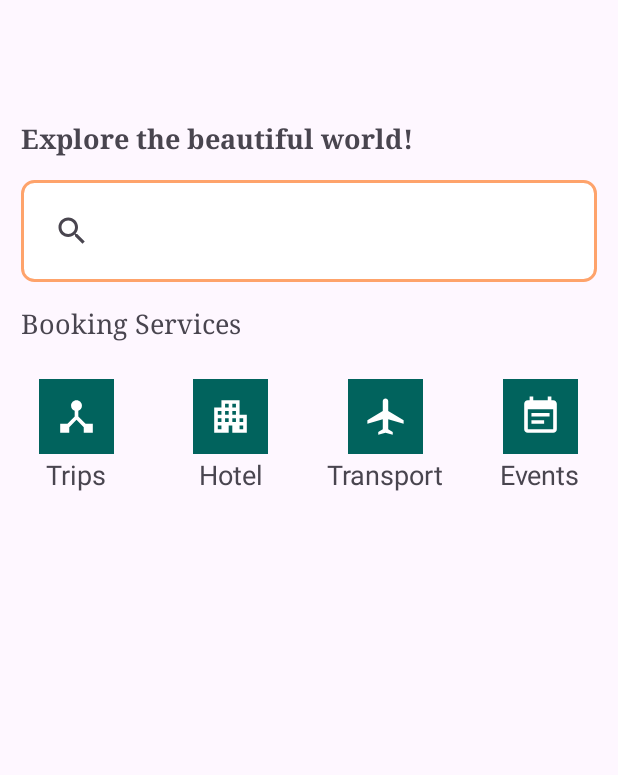
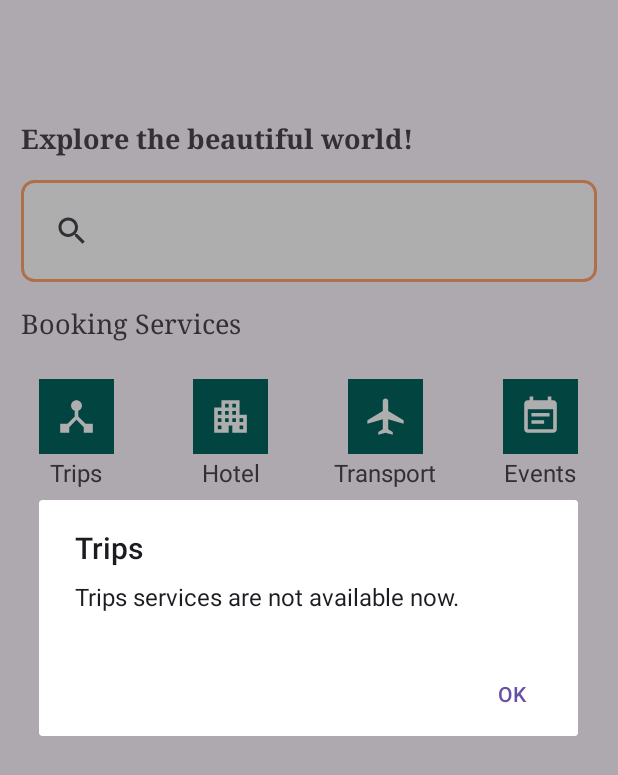
Before and after one commit to vtphatt2/Travelly, an Android app: the screen it shows after launch (MainActivity), after a tap on "Trips", on a phone screen of 412 x 824 dp. Shown: the top 775 px of the screen. Run offline under Robolectric (Android 15) with nearby library versions, the phone set to English and light mode, and no system bars.

Commit message:
add listener for each services

```diff
--- a/app/src/main/java/com/example/travelly/MainActivity.java
+++ b/app/src/main/java/com/example/travelly/MainActivity.java
@@ -6,13 +6,14 @@ import android.view.View;
 import android.widget.LinearLayout;
 
 import androidx.activity.EdgeToEdge;
+import androidx.appcompat.app.AlertDialog;
 import androidx.appcompat.app.AppCompatActivity;
 import androidx.core.graphics.Insets;
 import androidx.core.view.ViewCompat;
 import androidx.core.view.WindowInsetsCompat;
 
 public class MainActivity extends AppCompatActivity {
-    LinearLayout llTrips;
+    private LinearLayout llTrips, llHotel, llTransport, llEvents;
 
     @Override
     protected void onCreate(Bundle savedInstanceState) {
@@ -26,11 +27,46 @@ public class MainActivity extends AppCompatActivity {
         });
 
         llTrips = findViewById(R.id.llTrips);
+        llHotel = findViewById(R.id.llHotel);
+        llTransport = findViewById(R.id.llTransport);
+        llEvents = findViewById(R.id.llEvents);
         llTrips.setOnClickListener(new View.OnClickListener() {
             @Override
             public void onClick(View v) {
                 Log.d("Success", "llTrips : On click");
+                showDialog("Trips");
+            }
+        });
+
+        llHotel .setOnClickListener(new View.OnClickListener() {
+            @Override
+            public void onClick(View v) {
+                Log.d("Success", "llHotel  : On click");
+                showDialog("Hotel");
+            }
+        });
+
+        llEvents.setOnClickListener(new View.OnClickListener() {
+            @Override
+            public void onClick(View v) {
+                Log.d("Success", "llEvents : On click");
+                showDialog("Events");
+            }
+        });
+
+        llTransport.setOnClickListener(new View.OnClickListener() {
+            @Override
+            public void onClick(View v) {
+                Log.d("Success", "llTransport : On click");
             }
         });
     }
+
+    private void showDialog(String title) {
+        AlertDialog.Builder builder = new AlertDialog.Builder(this);
+        builder.setTitle(title);
+        builder.setMessage(title + " services are not available now.");
+        builder.setPositiveButton("OK", null);
+        builder.show();
+    }
 }
--- a/app/src/main/res/layout/activity_main.xml
+++ b/app/src/main/res/layout/activity_main.xml
@@ -68,7 +68,7 @@
                 android:layout_width="wrap_content"
                 android:layout_height="wrap_content"
                 android:text="Trips"
-                android:textSize="18sp"
+                android:textSize="16sp"
                 android:paddingTop="1dp" />
         </LinearLayout>
 
@@ -94,7 +94,7 @@
                 android:layout_width="wrap_content"
                 android:layout_height="wrap_content"
                 android:text="Hotel"
-                android:textSize="18sp"
+                android:textSize="16sp"
                 android:paddingTop="1dp" />
         </LinearLayout>
 
@@ -120,12 +120,12 @@
                 android:layout_width="wrap_content"
                 android:layout_height="wrap_content"
                 android:text="Transport"
-                android:textSize="18sp"
+                android:textSize="16sp"
                 android:paddingTop="1dp" />
         </LinearLayout>
 
         <LinearLayout
-            android:id="@+id/llEvent"
+            android:id="@+id/llEvents"
             android:layout_width="0dp"
             android:layout_height="wrap_content"
             android:layout_weight="1"
@@ -146,7 +146,7 @@
                 android:layout_width="wrap_content"
                 android:layout_height="wrap_content"
                 android:text="Events"
-                android:textSize="18sp"
+                android:textSize="16sp"
                 android:paddingTop="1dp" />
         </LinearLayout>
 
```
